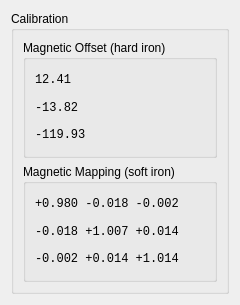
The window that host/libraries/sensorui/compass_calibration_dialog.ui (tag-designs/software) describes before a commit, drawn with Qt 5.
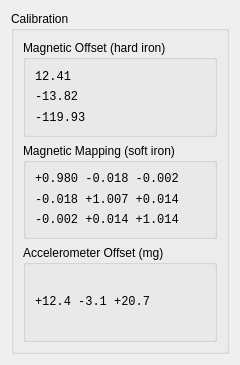
The same window after the commit.

Commit message: calibration: store the accelerometer zero-g offset on the tag

The edit to the form file:
```diff
--- a/host/libraries/sensorui/compass_calibration_dialog.ui
+++ b/host/libraries/sensorui/compass_calibration_dialog.ui
@@ -7,7 +7,7 @@
     <x>0</x>
     <y>0</y>
     <width>240</width>
-    <height>305</height>
+    <height>365</height>
    </rect>
   </property>
   <property name="windowTitle">
@@ -119,6 +119,27 @@
         </layout>
        </widget>
       </item>
+      <item>
+       <widget class="QGroupBox" name="accelGroupBox">
+        <property name="title">
+         <string>Accelerometer Offset (mg)</string>
+        </property>
+        <layout class="QVBoxLayout" name="accelLayout">
+         <item>
+          <widget class="QLabel" name="accelOffsetLabel">
+           <property name="font">
+            <font>
+             <family>Courier New</family>
+            </font>
+           </property>
+           <property name="text">
+            <string>+12.4 -3.1 +20.7</string>
+           </property>
+          </widget>
+         </item>
+        </layout>
+       </widget>
+      </item>
      </layout>
     </widget>
    </item>
```
The commit also changes 41 other files.
